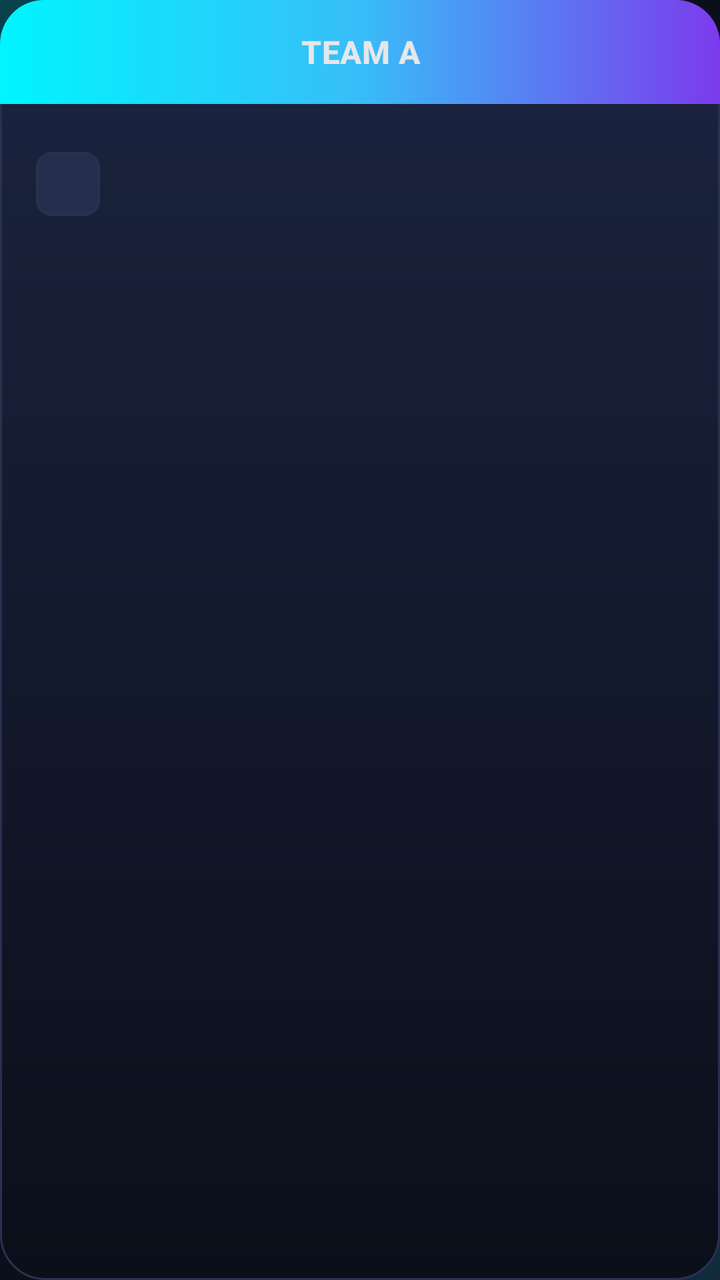
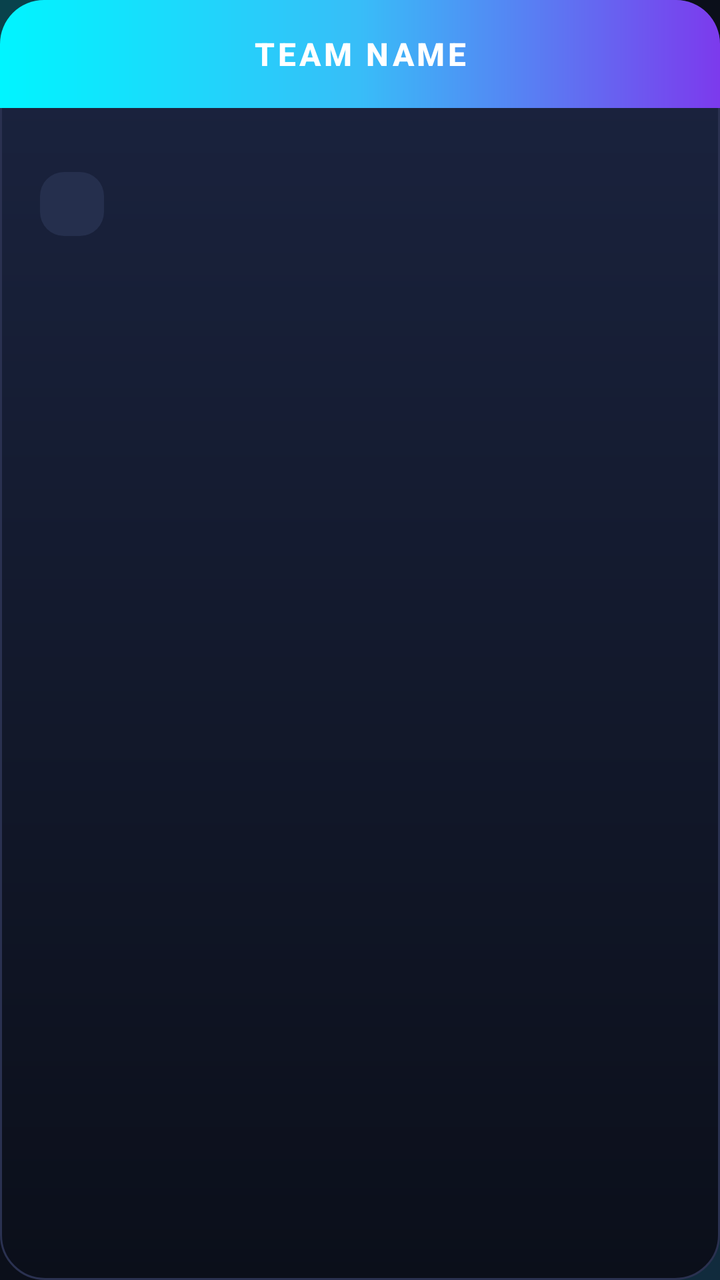

Two renders of the same Android screen: before a commit and after it. Below are the layout's source before the change and the commit's diff.
<!-- AndroidManifest.xml: application theme Theme.TeamBalancer -->
<!-- res/layout/item_team.xml -->
<?xml version="1.0" encoding="utf-8"?>
<LinearLayout xmlns:android="http://schemas.android.com/apk/res/android"
    xmlns:app="http://schemas.android.com/apk/res-auto"
    android:layout_width="match_parent"
    android:layout_height="wrap_content"
    android:layout_margin="@dimen/list_item_vertical_gap"
    android:background="@drawable/bg_team_card_modern"
    android:orientation="vertical">

    <RelativeLayout
        android:layout_width="match_parent"
        android:layout_height="52dp"
        android:background="@drawable/bg_team_header_modern">

        <TextView
            android:id="@+id/txtTeamName"
            android:layout_width="match_parent"
            android:layout_height="match_parent"
            android:ellipsize="end"
            android:gravity="center"
            android:maxLines="1"
            android:paddingHorizontal="44dp"
            android:text="TEAM A"
            android:textAllCaps="true"
            android:textAppearance="@style/TextAppearance.TeamBalancer.TitleMedium"
            android:textColor="@color/on_surface" />

        <ImageButton
            android:id="@+id/btnDeleteTeam"
            android:layout_width="40dp"
            android:layout_height="40dp"
            android:layout_alignParentEnd="true"
            android:layout_marginTop="6dp"
            android:background="?attr/selectableItemBackgroundBorderless"
            android:src="@android:drawable/ic_menu_delete"
            android:visibility="gone"
            app:tint="@android:color/white" />
    </RelativeLayout>

    <LinearLayout
        android:id="@+id/layoutTeamPlayersContainer"
        android:layout_width="match_parent"
        android:layout_height="wrap_content"
        android:orientation="vertical"
        android:padding="8dp" />

    <com.google.android.material.chip.Chip
        android:id="@+id/chipTeamStrength"
        android:layout_width="wrap_content"
        android:layout_height="wrap_content"
        android:layout_marginStart="10dp"
        android:layout_marginBottom="10dp"
        android:textColor="@color/white"
        android:visibility="visible"
        app:chipBackgroundColor="@color/surface_soft" />
</LinearLayout>
<!-- resources referenced by this layout -->
<resources>
  <color name="on_surface">#E5E7EB</color>
  <color name="surface_soft">#252F4D</color>
  <color name="white">#FFFFFF</color>
  <dimen name="list_item_vertical_gap">8dp</dimen>
  <style name="TextAppearance.TeamBalancer.TitleMedium" parent="TextAppearance.Material3.TitleMedium">
          <item name="android:textStyle">bold</item>
          <item name="android:letterSpacing">0.01</item>
      </style>
  <style name="Theme.TeamBalancer" parent="Base.Theme.TeamBalancer" />
  <color name="divider">#2A3150</color>
  <color name="red_gradient_start">#00F5FF</color>
  <color name="red_gradient_center">#38BDF8</color>
  <color name="red_gradient_end">#7C3AED</color>
  <color name="primary">#0B0F1A</color>
  <color name="primary_variant">#151B2E</color>
  <color name="secondary">#7C3AED</color>
  <color name="on_secondary">#FFFFFF</color>
  <color name="accent">#00F5FF</color>
  <color name="surface">#12182A</color>
  <color name="on_surface_variant">#94A3B8</color>
  <color name="background">#0B0F1A</color>
  <style name="Widget.TeamBalancer.PopupMenu" parent="Widget.Material3.PopupMenu">
          <item name="android:popupBackground">@color/surface_elevated</item>
          <item name="android:textColor">@color/white</item>
          <item name="android:textColorPrimary">@color/white</item>
      </style>
  <style name="TextAppearance.TeamBalancer.HeadlineLarge" parent="TextAppearance.Material3.HeadlineLarge">
          <item name="android:textStyle">bold</item>
          <item name="android:letterSpacing">0.0</item>
      </style>
  <style name="TextAppearance.TeamBalancer.HeadlineMedium" parent="TextAppearance.Material3.HeadlineMedium">
          <item name="android:textStyle">bold</item>
          <item name="android:letterSpacing">0.0</item>
      </style>
  <style name="TextAppearance.TeamBalancer.TitleLarge" parent="TextAppearance.Material3.TitleLarge">
          <item name="android:textStyle">bold</item>
          <item name="android:letterSpacing">0.01</item>
      </style>
  <style name="TextAppearance.TeamBalancer.TitleSmall" parent="TextAppearance.Material3.TitleSmall">
          <item name="android:textStyle">bold</item>
          <item name="android:letterSpacing">0.02</item>
      </style>
  <style name="TextAppearance.TeamBalancer.BodyLarge" parent="TextAppearance.Material3.BodyLarge">
          <item name="android:letterSpacing">0.01</item>
      </style>
  <style name="TextAppearance.TeamBalancer.BodyMedium" parent="TextAppearance.Material3.BodyMedium">
          <item name="android:letterSpacing">0.01</item>
      </style>
  <style name="TextAppearance.TeamBalancer.LabelLarge" parent="TextAppearance.Material3.LabelLarge">
          <item name="android:textStyle">bold</item>
          <item name="android:letterSpacing">0.08</item>
      </style>
  <style name="TextAppearance.TeamBalancer.LabelMedium" parent="TextAppearance.Material3.LabelMedium">
          <item name="android:textStyle">bold</item>
          <item name="android:letterSpacing">0.06</item>
      </style>
  <style name="ShapeAppearance.TeamBalancer.Small" parent="ShapeAppearance.Material3.SmallComponent">
          <item name="cornerSize">10dp</item>
      </style>
  <style name="ShapeAppearance.TeamBalancer.Medium" parent="ShapeAppearance.Material3.MediumComponent">
          <item name="cornerSize">20dp</item>
      </style>
  <color name="ripple_surface">#50FFFFFF</color>
  <style name="Widget.TeamBalancer.Button.Text" parent="Widget.Material3.Button.TextButton">
          <item name="android:textColor">@color/accent</item>
          <item name="android:textStyle">bold</item>
      </style>
  <color name="surface_elevated">#1B2440</color>
  <dimen name="toolbar_min_height">64dp</dimen>
  <!-- unchanged entries left out for length: 8 -->
</resources>

<!-- the commit's change to res/layout/item_team.xml (unified diff, before → after) -->
@@ -3,13 +3,13 @@
     xmlns:app="http://schemas.android.com/apk/res-auto"
     android:layout_width="match_parent"
     android:layout_height="wrap_content"
-    android:layout_margin="@dimen/list_item_vertical_gap"
+    android:layout_margin="8dp"
     android:background="@drawable/bg_team_card_modern"
     android:orientation="vertical">
 
-    <RelativeLayout
+    <FrameLayout
         android:layout_width="match_parent"
-        android:layout_height="52dp"
+        android:layout_height="54dp"
         android:background="@drawable/bg_team_header_modern">
 
         <TextView
@@ -19,38 +19,44 @@
             android:ellipsize="end"
             android:gravity="center"
             android:maxLines="1"
-            android:paddingHorizontal="44dp"
-            android:text="TEAM A"
+            android:paddingHorizontal="48dp"
+            android:text="TEAM NAME"
             android:textAllCaps="true"
             android:textAppearance="@style/TextAppearance.TeamBalancer.TitleMedium"
-            android:textColor="@color/on_surface" />
+            android:textColor="@color/white"
+            android:textStyle="bold"
+            android:letterSpacing="0.1" />
 
         <ImageButton
             android:id="@+id/btnDeleteTeam"
             android:layout_width="40dp"
             android:layout_height="40dp"
-            android:layout_alignParentEnd="true"
-            android:layout_marginTop="6dp"
+            android:layout_gravity="end|center_vertical"
+            android:layout_marginEnd="8dp"
             android:background="?attr/selectableItemBackgroundBorderless"
-            android:src="@android:drawable/ic_menu_delete"
+            android:src="@drawable/ic_delete"
             android:visibility="gone"
-            app:tint="@android:color/white" />
-    </RelativeLayout>
+            app:tint="@color/white" />
+    </FrameLayout>
 
     <LinearLayout
         android:id="@+id/layoutTeamPlayersContainer"
         android:layout_width="match_parent"
         android:layout_height="wrap_content"
         android:orientation="vertical"
-        android:padding="8dp" />
+        android:padding="12dp" />
 
     <com.google.android.material.chip.Chip
         android:id="@+id/chipTeamStrength"
         android:layout_width="wrap_content"
         android:layout_height="wrap_content"
-        android:layout_marginStart="10dp"
-        android:layout_marginBottom="10dp"
+        android:layout_marginStart="12dp"
+        android:layout_marginBottom="12dp"
         android:textColor="@color/white"
+        android:textSize="11sp"
+        android:textStyle="bold"
         android:visibility="visible"
-        app:chipBackgroundColor="@color/surface_soft" />
+        app:chipBackgroundColor="@color/surface_soft"
+        app:chipStrokeWidth="0dp"
+        app:chipCornerRadius="12dp"/>
 </LinearLayout>
<!-- resource entries referenced after the edit -->
@@ -3,7 +3,16 @@
   <color name="on_surface">#E5E7EB</color>
   <color name="surface_soft">#252F4D</color>
   <color name="white">#FFFFFF</color>
-  <dimen name="list_item_vertical_gap">8dp</dimen>
+  <!-- drawable ic_delete (drawable) -->
+  <vector xmlns:android="http://schemas.android.com/apk/res/android"
+      android:width="24dp"
+      android:height="24dp"
+      android:viewportWidth="24"
+      android:viewportHeight="24">
+    <path
+        android:fillColor="#FF000000"
+        android:pathData="M6,19c0,1.1 0.9,2 2,2h8c1.1,0 2,-0.9 2,-2V7H6v12zM19,4h-3.5l-1,-1h-5l-1,1H5v2h14V4z"/>
+  </vector>
   <style name="TextAppearance.TeamBalancer.TitleMedium" parent="TextAppearance.Material3.TitleMedium">
           <item name="android:textStyle">bold</item>
           <item name="android:letterSpacing">0.01</item>
